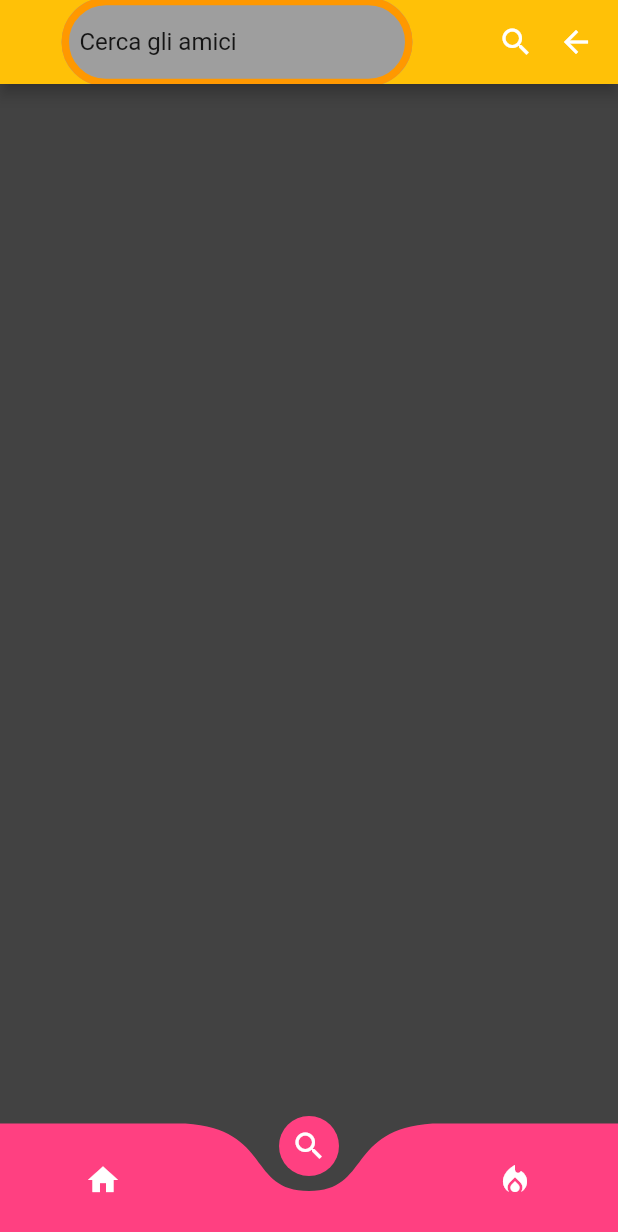
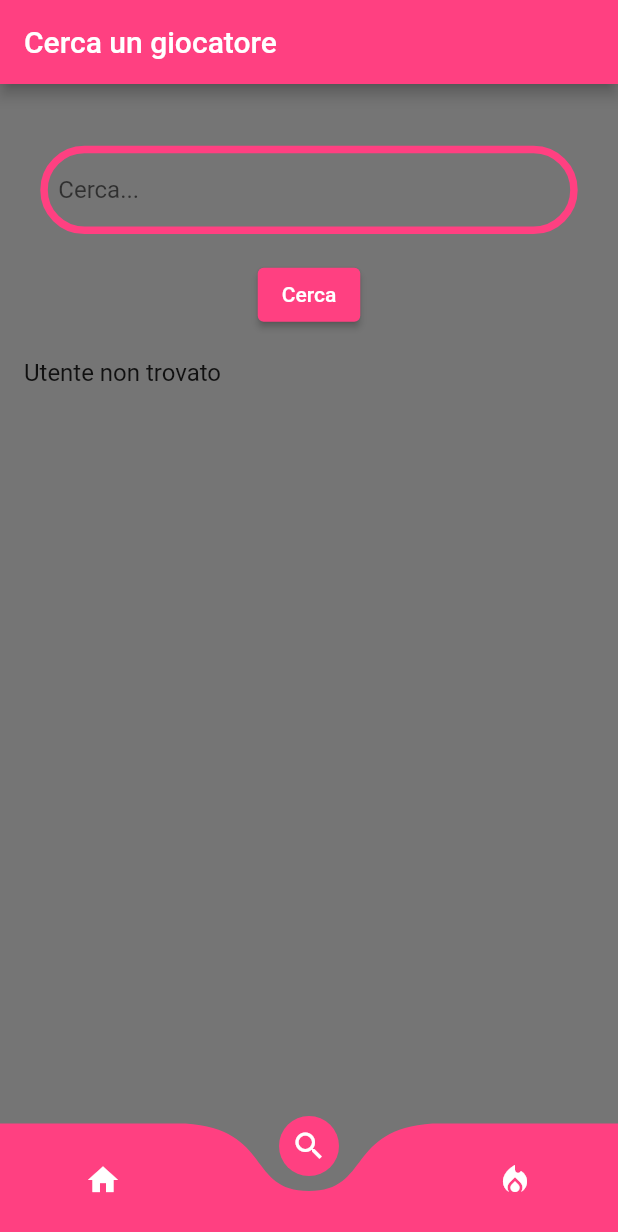
Before and after one commit to toscap2002/my_app_flutter, a Flutter app: the screen it shows once a user with an empty profile is signed in, item 2 of the bottom bar chosen, on a phone screen of 412 x 824 dp. Shown: the top 1232 px of the screen. Run offline on Flutter 3.47's test engine with Material 2 defaults, Android fonts, the phone set to English and light mode, and no system bars; drawn by our look-alikes of curved_navigation_bar; our stand-ins replace cloud_firestore, firebase_auth, firebase_core; accounts and stored records are empty.

Commit message:
Sistemato la ricerca

```diff
--- a/lib/pages/homePage.dart
+++ b/lib/pages/homePage.dart
@@ -16,7 +16,7 @@ class HomePage extends StatelessWidget{
   Widget build(BuildContext context) {
 
     return Scaffold(
-      backgroundColor: Colors.grey.shade800,
+      backgroundColor: Colors.grey.shade600,
       appBar: AppBar(
         title: Text('Home'),
         backgroundColor: Colors.pinkAccent,
--- a/lib/pages/introPage.dart
+++ b/lib/pages/introPage.dart
@@ -31,7 +31,7 @@ class _IntroPageState extends State<IntroPage>{
     HomePage(),
 
     //pagina per ricercare gli atlri utenti
-    const SearchPage(),
+    SearchPage(),
 
     //pagina per visualizzare la top 50 players
     const TopPage(),
@@ -40,12 +40,12 @@ class _IntroPageState extends State<IntroPage>{
   @override
   Widget build(BuildContext context) {
     return Scaffold(
-      backgroundColor: Colors.grey.shade800,
+      backgroundColor: Colors.grey.shade600,
       body: _pages[_selectIndex],
       bottomNavigationBar: CurvedNavigationBar(
         index: _selectIndex,
         onTap: navigationBottomBar,
-        backgroundColor: Colors.grey.shade800,
+        backgroundColor: Colors.grey.shade600,
         color: Colors.pinkAccent,
         animationDuration: Duration(milliseconds: 300),
         items: [
--- a/lib/pages/searchPage.dart
+++ b/lib/pages/searchPage.dart
@@ -1,28 +1,24 @@
 import 'package:cloud_firestore/cloud_firestore.dart';
 import 'package:flutter/material.dart';
-import 'package:my_app_flutter/components/textfield.dart';
-
 
 class SearchPage extends StatefulWidget {
-  const SearchPage({super.key});
 
   @override
-  State<SearchPage> createState() => _SearchPageState();
+  _SearchPageState createState() => _SearchPageState();
 }
 
 class _SearchPageState extends State<SearchPage> {
-   late Map<String, dynamic> userMap;
+  final TextEditingController _search = TextEditingController();
+  final FirebaseFirestore _firestore = FirebaseFirestore.instance;
+  Map<String, dynamic>? userMap;
   bool isLoading = false;
 
-  // void updateList(String value){
-  //   //questa è la funzione che filtrerà la nostra lista
-  // }
 
-  TextEditingController searchController = TextEditingController();
+  void onUserTapped() {
+    // Qui puoi fare qualcosa quando l'utente clicca su un risultato
+  }
 
   void onSearch() async {
-    FirebaseFirestore _firestore = FirebaseFirestore.instance;
-
     setState(() {
       isLoading = true;
     });
@@ -30,50 +26,96 @@ class _SearchPageState extends State<SearchPage> {
 
     await _firestore
         .collection('users')
-        .where("email", isEqualTo: searchController.text)
+        .where("email", isEqualTo: _search.text)
         .get()
-        .then((value) => {
+        .then((value) {
+      if (value.docs.isNotEmpty) {
         setState(() {
           userMap = value.docs[0].data();
           isLoading = false;
-          },
-          ),
-      print(userMap),
-          },
-    );
+        });
+      } else {
+        setState(() {
+          userMap = null;
+          isLoading = false;
+        });
+      }
+      print(userMap);
+    });
   }
 
 
   @override
   Widget build(BuildContext context) {
+    final Size size = MediaQuery.of(context).size;
+
     return Scaffold(
-      backgroundColor: Colors.grey.shade800,
       appBar: AppBar(
-        backgroundColor: Colors.amber,
-        actions: [
-          IconButton(
+        backgroundColor: Colors.pinkAccent,
+        title: Text("Cerca un giocatore"),
+      ),
+      backgroundColor:Colors.grey.shade600,
+      body: SingleChildScrollView(
+        child: Column(
+          mainAxisSize: MainAxisSize.min,
+          children: [
+            SizedBox(
+              height: size.height / 20,
+            ),
+            Container(
+              height: size.height / 14,
+              width: size.width,
+              alignment: Alignment.center,
+              child: Container(
+                height: size.height / 14,
+                width: size.width / 1.15,
+                child: TextField(
+                  controller: _search,
+                  decoration: InputDecoration(
+                    hintText: "Cerca...",
+                    enabledBorder: OutlineInputBorder(
+                      borderSide: BorderSide(width: 5, color: Colors.pinkAccent),
+                      borderRadius: BorderRadius.circular(50.0),
+                    ),
+                    focusedBorder: OutlineInputBorder(
+                      borderSide: BorderSide(width: 5, color: Colors.pink.shade300),
+                      borderRadius: BorderRadius.circular(50.0),
+                    ),
+                  ),
+                ),
+              ),
+            ),
+            SizedBox(
+              height: size.height / 50,
+            ),
+            isLoading
+                ? Container(
+              height: size.height / 12,
+              width: size.height / 12,
+              alignment: Alignment.center,
+              child: CircularProgressIndicator(),
+            )
+                : ElevatedButton(
               onPressed: onSearch,
-              icon: Icon(Icons.search),
-            alignment: Alignment.centerRight,
+              child: Text("Cerca"),
+              style: ElevatedButton.styleFrom(
+                primary: Colors.pinkAccent,
               ),
-          IconButton(
-            alignment: Alignment.centerLeft,
-            onPressed: () {
-              Navigator.pop(context);
-            },
-            icon: Icon(Icons.arrow_back),
-
+            ),
+            userMap != null
+                ? ListTile(
+              onTap: onUserTapped,
+             // leading: Icon(Icons.account_box),
+              title: Text(userMap!['email']),
+              subtitle: Text(userMap!['email']),
+             // trailing: Icon(Icons.add),
+            )
+              : ListTile(
+          title: Text("Utente non trovato")
             ),
           ],
-        //backgroundColor: Colors.pinkAccent,
-        title: MyTextField(
-          controller: searchController,
-          hintText: 'Cerca gli amici',
-          obscureText: false,
         ),
       ),
     );
-
-
   }
 }
--- a/lib/pages/topPage.dart
+++ b/lib/pages/topPage.dart
@@ -12,6 +12,7 @@ class _TopPageState extends State<TopPage> {
   Widget build(BuildContext context) {
     return Center(
       //La top 50
+      //backgroundColor: Colors.grey.shade600,
         child: Text('La Top 50 !!!!!!'),
       );
 
```
Lines whose indentation alone changed are shown as unchanged.
